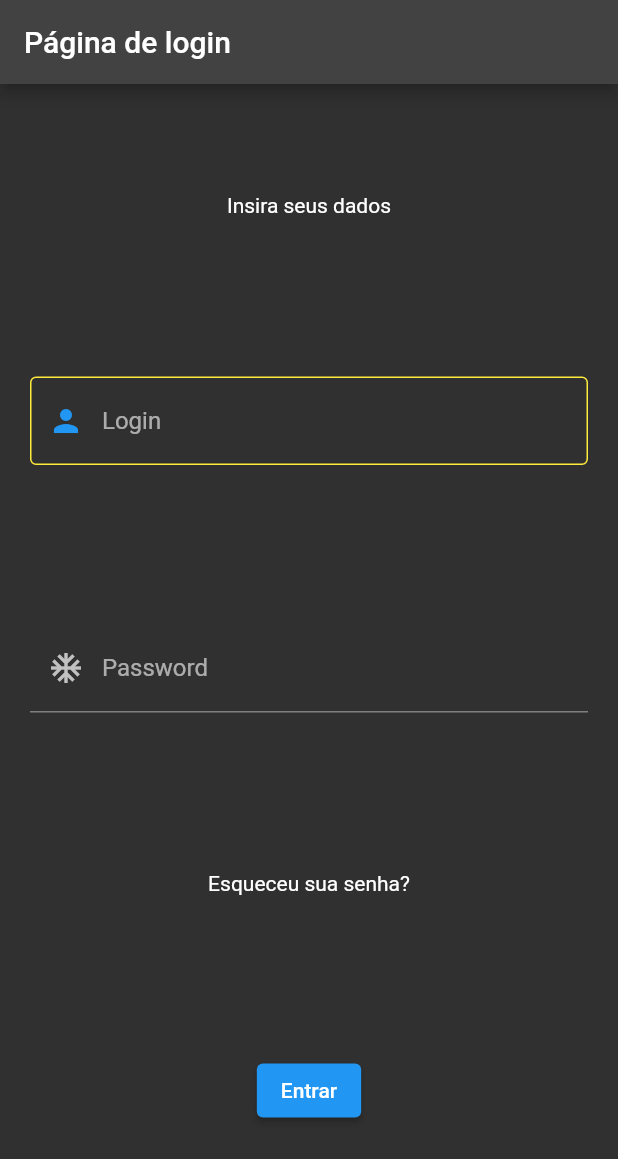
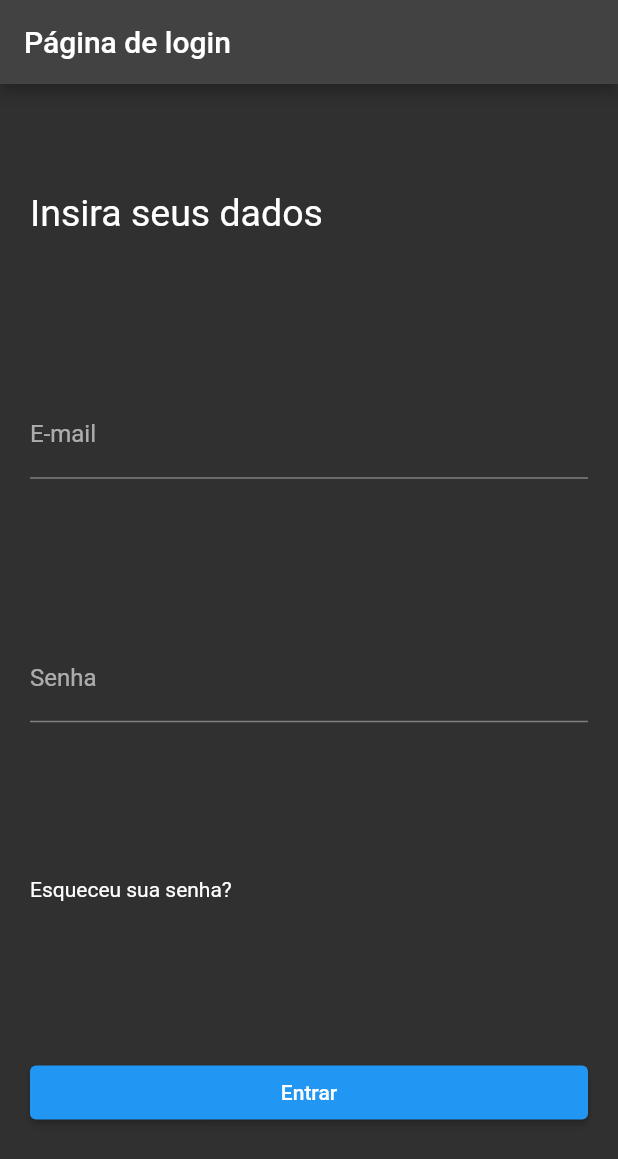
Before and after one commit to lucasantoniodev/Aprendendo_flutter_com_daves, a Flutter app: the screen it shows after launch, after a tap on "Entrar", on a phone screen of 412 x 824 dp. Shown: the top 1159 px of the screen. Run offline on Flutter 3.47's test engine with Material 2 defaults, Android fonts, the phone set to English and light mode, and no system bars.

Commit message:
Parâmetros simples do TextField - Input

```diff
--- a/lib/main.dart
+++ b/lib/main.dart
@@ -12,6 +12,8 @@ class MyApp extends StatefulWidget {
 }
 
 class _MyAppState extends State<MyApp> {
+  bool? showPassword = true;
+
   @override
   Widget build(BuildContext context) {
     return MaterialApp(
@@ -25,32 +27,26 @@ class _MyAppState extends State<MyApp> {
           padding: const EdgeInsets.all(20.0),
           child: Column(
             mainAxisAlignment: MainAxisAlignment.spaceAround,
+            // Esticando todos os elementos para ocupar toda a horizontal
+            crossAxisAlignment: CrossAxisAlignment.stretch,
             children: [
-              Text('Insira seus dados'),
+              Text('Insira seus dados', style: TextStyle(fontSize: 25)),
               TextField(
                 decoration: InputDecoration(
-                  hintText:  'Login',
-                  prefixIcon: Icon(
-                    Icons.person,
-                    color: Colors.blue,
-                  ),
-                  enabledBorder: OutlineInputBorder(
-                      borderSide: BorderSide(color: Colors.yellow)),
-                  focusedBorder: OutlineInputBorder(
-                      borderSide: BorderSide(color: Colors.yellow)),
+                  labelText: 'E-mail',
                 ),
               ),
-
               TextField(
                 decoration: InputDecoration(
-                  labelText: 'Password',
-                  prefixIcon: Icon(Icons.ac_unit_outlined),
+                  labelText: 'Senha',
                 ),
+                obscureText: showPassword!,
               ),
-
               Text('Esqueceu sua senha?'),
               ElevatedButton(
-                  onPressed: () => print('Entrou'), child: Text('Entrar'))
+                  onPressed: () => setState(() {
+                    showPassword = !showPassword!;
+                  }), child: Text('Entrar'))
             ],
           ),
         ),
```
